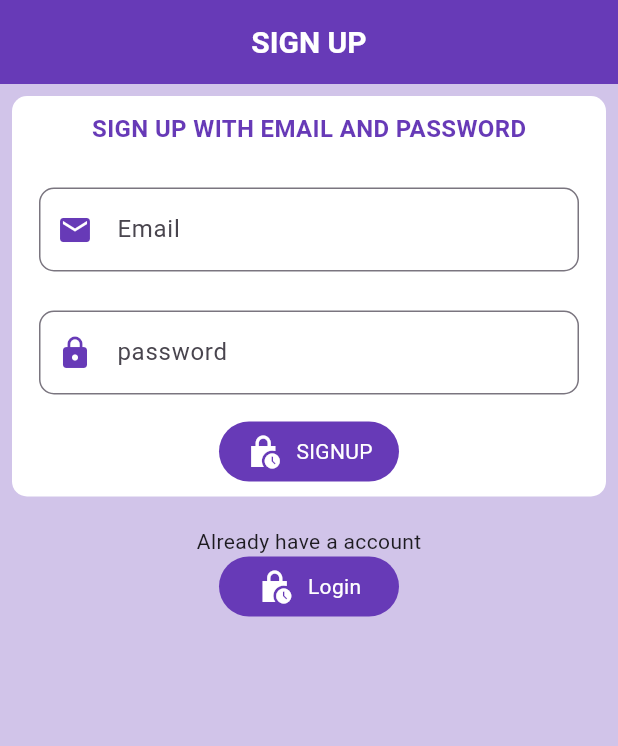
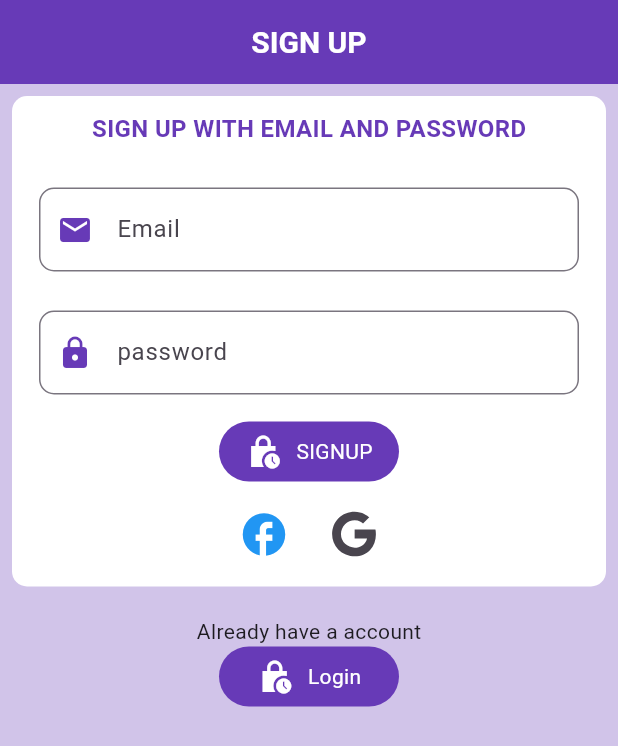
Before and after one commit to mallasmustafa/firebase-crud-operation-using-Flutter-Getxx, a Flutter app: the screen it shows after launch, on a phone screen of 412 x 824 dp. Shown: the top 746 px of the screen. Run offline on Flutter 3.47's test engine with Material 3 defaults, Android fonts, the phone set to English and light mode, and no system bars; our stand-ins replace cloud_firestore, firebase_auth, firebase_core, get, google_sign_in, ionicons; accounts and stored records are empty.

```diff
--- a/lib/main.dart
+++ b/lib/main.dart
@@ -8,7 +8,7 @@ void main() async {
   WidgetsFlutterBinding.ensureInitialized();
   await Firebase.initializeApp(
     options: DefaultFirebaseOptions.currentPlatform,
-);
+  );
   runApp(const MyApp());
 }
 
@@ -19,6 +19,7 @@ class MyApp extends StatelessWidget {
   @override
   Widget build(BuildContext context) {
     return GetMaterialApp(
+        debugShowCheckedModeBanner: false,
         title: 'Flutter Demo',
         theme: ThemeData(
           colorScheme: ColorScheme.fromSeed(seedColor: Colors.deepPurple),
--- a/lib/pages/sign_up_page.dart
+++ b/lib/pages/sign_up_page.dart
@@ -1,7 +1,10 @@
+import 'package:firebase_auth/firebase_auth.dart';
 import 'package:firebase_crud/controllers/auth_controller.dart';
+import 'package:firebase_crud/pages/home_page.dart';
 import 'package:firebase_crud/pages/login_page.dart';
 import 'package:flutter/material.dart';
 import 'package:get/get.dart';
+import 'package:ionicons/ionicons.dart';
 
 class SignUpPage extends StatelessWidget {
   const SignUpPage({super.key});
@@ -10,7 +13,6 @@ class SignUpPage extends StatelessWidget {
   Widget build(BuildContext context) {
     AuthController authController = Get.put(AuthController());
     return Scaffold(
-
       backgroundColor: Colors.deepPurple.shade100,
       appBar: AppBar(
         automaticallyImplyLeading: false,
@@ -25,14 +27,13 @@ class SignUpPage extends StatelessWidget {
         ),
         centerTitle: true,
       ),
-
       body: Padding(
         padding: const EdgeInsets.all(8.0),
         child: SingleChildScrollView(
           child: Column(
             children: [
               Container(
-                  padding: EdgeInsets.all(10),
+                padding: const EdgeInsets.all(10),
                 decoration: BoxDecoration(
                     borderRadius: BorderRadius.circular(10),
                     color: Colors.white),
@@ -110,14 +111,51 @@ class SignUpPage extends StatelessWidget {
                                   ],
                                 ),
                               ),
-                              ))
+                            )),
+                      const SizedBox(height: 10),
+                      Obx(
+                        () => authController.isLoading.value
+                            ? const CircularProgressIndicator()
+                            : Row(
+                                mainAxisAlignment: MainAxisAlignment.center,
+                                children: [
+                                  IconButton(
+                                    onPressed: () {},
+                                    icon: const Icon(
+                                      Icons.facebook_outlined,
+                                      color: Colors.blue,
+                                      size: 34,
+                                    ),
+                                  ),
+                                  const SizedBox(width: 10),
+                                  IconButton(
+                                    onPressed: () async {
+                                      UserCredential? userCredential =
+                                          await authController
+                                              .loginWithGoogle();
+                                      if (userCredential != null) {
+                                        User? user = userCredential.user;
+                                        print('Signed in as: ${user?.displayName}');
+                                        Get.to(const HomePage());
+                                      } else {
+                                        print("error");
+                                      }
+                                    },
+                                    icon: const Icon(
+                                      Ionicons.logo_google,
+                                      size: 34,
+                                    ),
+                                  ),
+                                ],
+                              ),
+                      )
                     ]),
               ),
               const SizedBox(height: 20),
-                Text("Already have a account"),
+              const Text("Already have a account"),
               InkWell(
                 onTap: () {
-                    Get.to(LoginPage());
+                  Get.to(const LoginPage());
                 },
                 child: Container(
                   height: 40,
--- a/pubspec.yaml
+++ b/pubspec.yaml
@@ -40,6 +40,8 @@ dependencies:
   get: ^4.6.6
   uuid: ^4.2.2
   firebase_auth:
+  ionicons:
+  google_sign_in:
 
 dev_dependencies:
   flutter_test:
```
Also changed, not shown: lib/controllers/auth_controller.dart (+37 -4 lines), lib/pages/home_page.dart (+13 -0 lines), pubspec.lock. Lines whose indentation alone changed are shown as unchanged.
